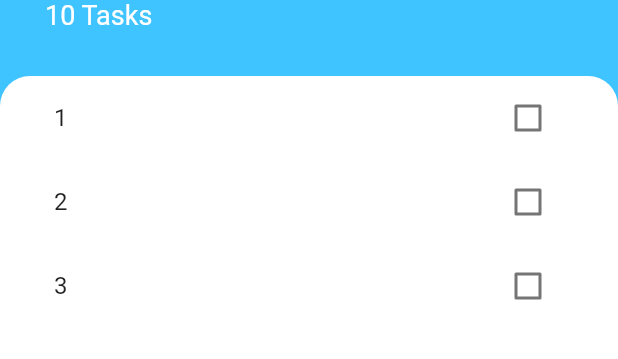
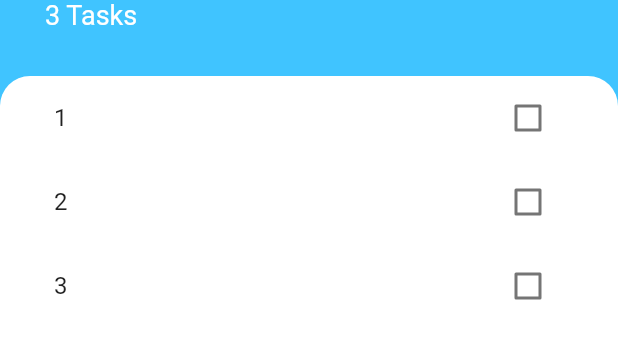
Before and after one commit to Sombernightmare/todo-flutter, a Flutter app: the screen it shows after launch, on a phone screen of 412 x 824 dp, the part 284-643 px from its top. Run offline on Flutter 3.47's test engine with Material 2 defaults, Android fonts, the phone set to English and light mode, and no system bars.

Commit message:
Creation of new task implemented

```diff
--- a/lib/components/task_list.dart
+++ b/lib/components/task_list.dart
@@ -3,26 +3,27 @@ import 'task_tile.dart';
 import 'package:todo_flutter/models/task.dart';
 
 class TasksList extends StatefulWidget {
+  final List<Task> tasks;
+
+  TasksList(this.tasks);
   @override
   _TasksListState createState() => _TasksListState();
 }
 
 class _TasksListState extends State<TasksList> {
-  List<Task> tasks = [Task(name: '1'), Task(name: '2'), Task(name: '3')];
-
   @override
   Widget build(BuildContext context) {
     return ListView.builder(
         itemBuilder: (context, index) {
           return TaskTile(
-              taskTitle: tasks[index].name,
-              isChecked: tasks[index].isComplete,
+              taskTitle: widget.tasks[index].name,
+              isChecked: widget.tasks[index].isComplete,
               checkboxCallback: (checkboxState) {
                 setState(() {
-                  tasks[index].toggleComplete();
+                  widget.tasks[index].toggleComplete();
                 });
               });
         },
-        itemCount: tasks.length);
+        itemCount: widget.tasks.length);
   }
 }
--- a/lib/screens/tasks_screen.dart
+++ b/lib/screens/tasks_screen.dart
@@ -1,8 +1,16 @@
 import 'package:flutter/material.dart';
 import 'package:todo_flutter/components/task_list.dart';
 import 'add_task_screen.dart';
+import 'package:todo_flutter/models/task.dart';
 
-class TasksScreen extends StatelessWidget {
+class TasksScreen extends StatefulWidget {
+  @override
+  _TasksScreenState createState() => _TasksScreenState();
+}
+
+class _TasksScreenState extends State<TasksScreen> {
+  List<Task> tasks = [Task(name: '1'), Task(name: '2'), Task(name: '3')];
+
   @override
   Widget build(BuildContext context) {
     return Scaffold(
@@ -10,7 +18,16 @@ class TasksScreen extends StatelessWidget {
       floatingActionButton: FloatingActionButton(
         onPressed: () {
           showModalBottomSheet(
-              context: context, builder: (context) => AddTaskScreen());
+            context: context,
+            builder: (context) => AddTaskScreen(
+              (newTaskTitle) {
+                setState(() {
+                  tasks.add(Task(name: newTaskTitle));
+                });
+                Navigator.pop(context);
+              },
+            ),
+          );
         },
         backgroundColor: Colors.lightBlueAccent,
         child: Icon(Icons.add),
@@ -37,7 +54,7 @@ class TasksScreen extends StatelessWidget {
                         color: Colors.white,
                         fontSize: 50,
                         fontWeight: FontWeight.w700)),
-                Text('10 Tasks',
+                Text('${tasks.length} Tasks',
                     style: TextStyle(color: Colors.white, fontSize: 18)),
               ],
             ),
@@ -50,7 +67,7 @@ class TasksScreen extends StatelessWidget {
                   borderRadius: BorderRadius.only(
                       topLeft: Radius.circular(20),
                       topRight: Radius.circular(20))),
-              child: TasksList(),
+              child: TasksList(tasks),
             ),
           )
         ],
```
Also changed, not shown: lib/screens/add_task_screen.dart (+10 -1 lines).
